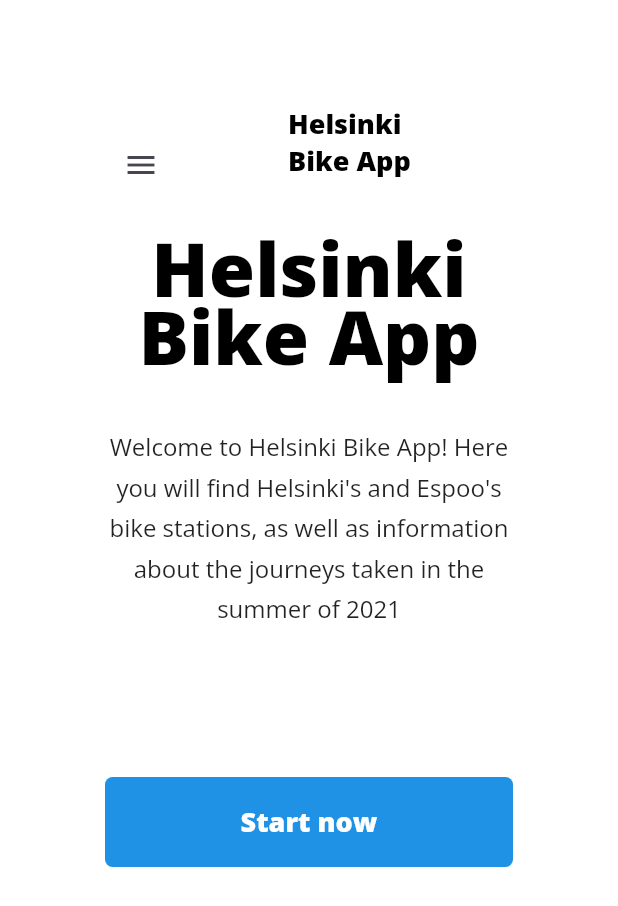
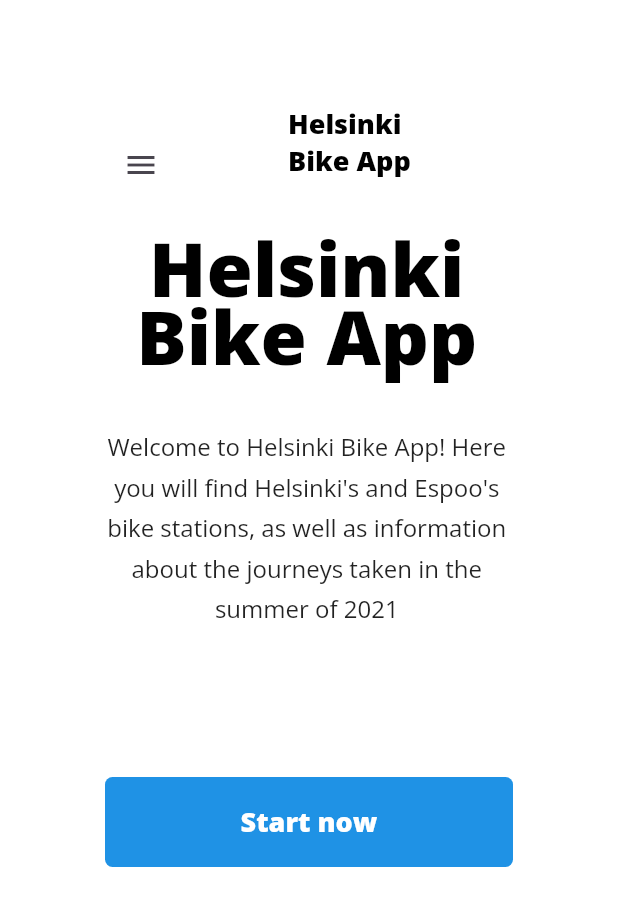
Before and after one commit to SRH8/hel-bike-ui, a Flutter app: the screen it shows after launch, on a phone screen of 412 x 824 dp. Shown: the top 906 px of the screen. Run offline on Flutter 3.47's test engine with Material 2 defaults, Android fonts, the phone set to English and light mode, and no system bars; our stand-ins replace flutter_dotenv, get_it, responsive_builder.

Commit message:
Add directionality to text widgets

```diff
--- a/lib/datasource/station/station_data_source.dart
+++ b/lib/datasource/station/station_data_source.dart
@@ -9,9 +9,9 @@ class StationDataSource extends DataTableSource {
   @override
   DataRow? getRow(int index) {
     return DataRow.byIndex(index: index, cells: [
-      DataCell(Text(stations[index].nimi)),
-      DataCell(Text(stations[index].osoite)),
-      DataCell(Text('${stations[index].kapasiteet}')),
+      DataCell(Text(stations[index].nimi, textDirection: TextDirection.ltr)),
+      DataCell(Text(stations[index].osoite, textDirection: TextDirection.ltr)),
+      DataCell(Text('${stations[index].kapasiteet}', textDirection: TextDirection.ltr)),
         ]);
   }
 
--- a/lib/screens/station/stations_screen.dart
+++ b/lib/screens/station/stations_screen.dart
@@ -35,9 +35,9 @@ class _StationsScreenState extends State<StationsScreen> {
               tableHeader: const TableHeader(title: ApplicationConstants.stationsTableHeader),
               dataSource: StationDataSource(stations: snapshot.data as List<Station>),
               columns: const [
-                DataColumn(label: Text('Name', style: Styles.tableColumn)),
-                DataColumn(label: Text('Address', style: Styles.tableColumn)),
-                DataColumn(label: Text('Capacity', style: Styles.tableColumn))
+                DataColumn(label: Text('Name', style: Styles.tableColumn, textDirection: TextDirection.ltr)),
+                DataColumn(label: Text('Address', style: Styles.tableColumn, textDirection: TextDirection.ltr)),
+                DataColumn(label: Text('Capacity', style: Styles.tableColumn, textDirection: TextDirection.ltr))
               ],
             ),
           );
--- a/lib/widgets/application_details/application_details.dart
+++ b/lib/widgets/application_details/application_details.dart
@@ -20,16 +20,18 @@ class ApplicationDetails extends StatelessWidget {
           crossAxisAlignment: CrossAxisAlignment.start,
           mainAxisAlignment: MainAxisAlignment.center,
           children: <Widget>[
-            Text(
+            SelectableText(
               ApplicationConstants.appTitle,
               style: Styles.appTitle(titleSize),
               textAlign: textAlignment,
+              textDirection: TextDirection.ltr,
             ),
             const SizedBox(height: 30),
-            Text(
+            SelectableText(
               ApplicationConstants.appDescription,
               style: Styles.appDescription(descriptionSize),
               textAlign: textAlignment,
+              textDirection: TextDirection.ltr,
             )
           ],
         ),
--- a/lib/widgets/data_table_header/table_header.dart
+++ b/lib/widgets/data_table_header/table_header.dart
@@ -12,6 +12,7 @@ class TableHeader extends StatelessWidget {
         title,
         style: Styles.tableHeader,
         textAlign: TextAlign.center,
+        textDirection: TextDirection.ltr,
       ),
     );
   }
--- a/lib/widgets/navigation_bar/navbar_item.dart
+++ b/lib/widgets/navigation_bar/navbar_item.dart
@@ -16,7 +16,8 @@ class NavigationItem extends StatelessWidget {
       },
       child: Text(
           title,
-          style: Styles.navItem
+          style: Styles.navItem,
+          textDirection: TextDirection.ltr,
       ),
     );
   }
--- a/lib/widgets/navigation_bar/navbar_title.dart
+++ b/lib/widgets/navigation_bar/navbar_title.dart
@@ -18,7 +18,8 @@ class NavBarTitle extends StatelessWidget {
         },
         child: const Text(
             'Helsinki \nBike App',
-            style: Styles.homeNav
+            style: Styles.homeNav,
+            textDirection: TextDirection.ltr,
         ),
       ),
     );
--- a/lib/widgets/navigation_drawer/navigation_drawer_header.dart
+++ b/lib/widgets/navigation_drawer/navigation_drawer_header.dart
@@ -17,10 +17,12 @@ class NavigationDrawerHeader extends StatelessWidget {
           Text(
             ApplicationConstants.drawerHeader,
             style: Styles.callToAction,
+            textDirection: TextDirection.ltr,
           ),
           Text(
             ApplicationConstants.drawerDescription,
             style: TextStyle(color: Colors.white),
+            textDirection: TextDirection.ltr,
           )
         ],
       ),
```
Also changed, not shown: lib/datasource/journey/journey_data_source.dart (+6 -6 lines), lib/screens/journey/journeys_screen.dart (+6 -6 lines).
